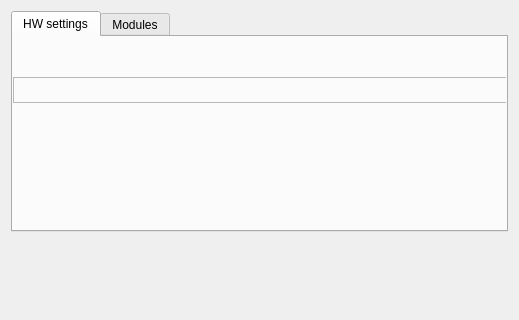
First picture: the form in ground/gcs/src/plugins/config/defaulthwsettings.ui, repository TauLabs/TauLabs, before the edit; both pictures show x 0 to 519 and y 0 to 320 of the 519 by 492 pixel window.
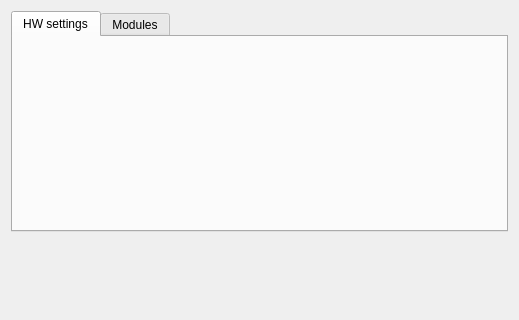
Second picture: the form after the edit. Icons and pictures are not drawn.

Commit message: Fixed layout for default hardware tab.

```diff
--- a/ground/gcs/src/plugins/config/defaulthwsettings.ui
+++ b/ground/gcs/src/plugins/config/defaulthwsettings.ui
@@ -23,26 +23,14 @@
       <attribute name="title">
        <string>HW settings</string>
       </attribute>
-      <widget class="QFrame" name="settingsFrame">
-       <property name="geometry">
-        <rect>
-         <x>0</x>
-         <y>40</y>
-         <width>495</width>
-         <height>26</height>
-        </rect>
+      <layout class="QGridLayout" name="gridLayout">
+       <property name="margin">
+        <number>0</number>
        </property>
-       <property name="frameShape">
-        <enum>QFrame::StyledPanel</enum>
-       </property>
-       <property name="frameShadow">
-        <enum>QFrame::Raised</enum>
-       </property>
-       <layout class="QVBoxLayout" name="verticalLayout_2"/>
-      </widget>
-      <zorder>settingsFrame</zorder>
-      <zorder>settingsFrame</zorder>
-      <zorder>settingsFrame</zorder>
+       <item row="0" column="0">
+        <layout class="QVBoxLayout" name="hardwareLayout"/>
+       </item>
+      </layout>
      </widget>
      <widget class="QWidget" name="modules_placeholder">
       <attribute name="title">
```
The commit also changes 1 other file.
